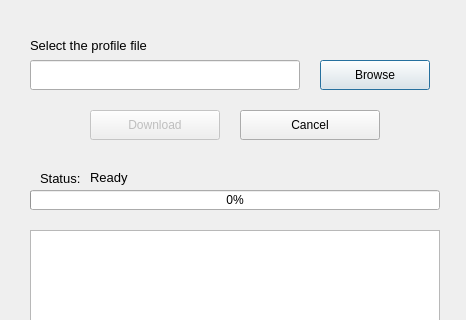
First picture: the form in apt_offline_gui/AptOfflineQtFetch.ui, repository rickysarraf/apt-offline, before the edit; both pictures show x 0 to 466 and y 0 to 320 of the 466 by 463 pixel window.
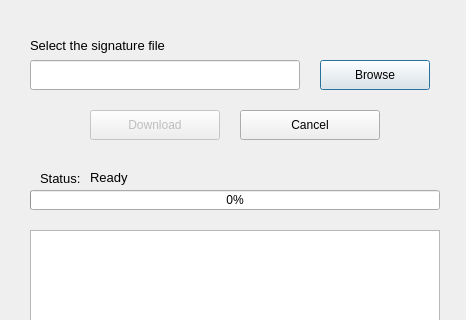
Second picture: the form after the edit. Icons and pictures are not drawn.

Commit message: corrected Fetch.ui and generated Fetch.py

Patch:
```diff
--- a/apt_offline_gui/AptOfflineQtFetch.ui
+++ b/apt_offline_gui/AptOfflineQtFetch.ui
@@ -103,7 +103,7 @@
     </font>
    </property>
    <property name="text">
-    <string>Select the profile file</string>
+    <string>Select the signature file</string>
    </property>
   </widget>
   <widget class="QProgressBar" name="statusProgressBar">
```
The commit also changes 1 other file.
